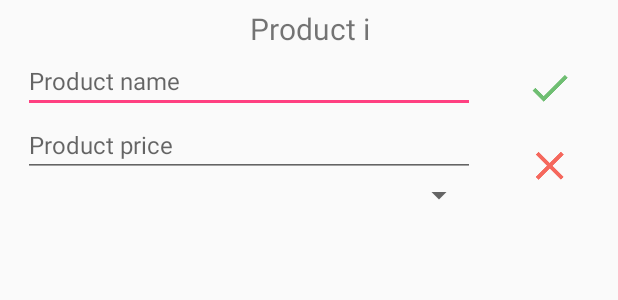
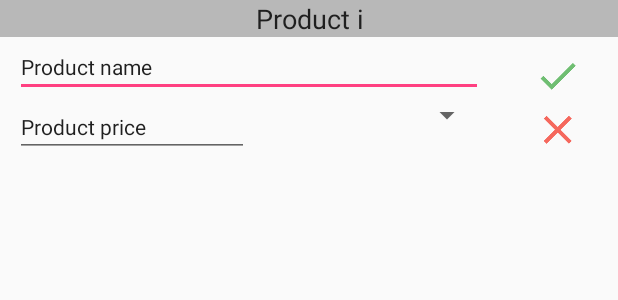
Before and after one commit to gubi95/BillsManagementApp, an Android app: the layout bill_product_row.xml on its own in the app's theme, with its tools: preview values and no code run, on a phone screen of 412 x 824 dp. Shown: the top 300 px of the screen. Run offline under Robolectric (Android 15) with nearby library versions, the phone set to English and light mode, and no system bars.

Commit message:
filling edit bill view

```diff
--- a/BillsManagement/app/build.gradle
+++ b/BillsManagement/app/build.gradle
@@ -39,5 +39,6 @@ dependencies {
     compile 'com.theartofdev.edmodo:android-image-cropper:2.4.+'
     compile 'com.rmtheis:tess-two:6.2.0'
     compile 'com.orhanobut:logger:1.15'
+    compile group: 'com.google.code.gson', name: 'gson', version: '2.8.0'
     testCompile 'junit:junit:4.12'
 }
--- a/BillsManagement/app/src/main/assets/properties/config.properties
+++ b/BillsManagement/app/src/main/assets/properties/config.properties
@@ -5,6 +5,7 @@
 data_path=/BillsManagement/
 img_path=/images/
 save_captured_img_as="captured.png"
+save_cropped_img_as="cropped.png"
 
 # ocr conf
 # ocr supported language
@@ -19,4 +20,5 @@ ocr_trained_data_location=tessdata
 # 2. how much numbers have to be in string to consider it as a price
 shortest_word=3
 numbers_percent=55
+longest_acceptable_price=5
 intersect_by_length_margin=3
--- a/BillsManagement/app/src/main/java/pwr/billsmanagement/ocr/parsers/ShopProduct.java
+++ b/BillsManagement/app/src/main/java/pwr/billsmanagement/ocr/parsers/ShopProduct.java
@@ -31,4 +31,5 @@ public class ShopProduct {
     public String getName() {
         return name;
     }
+    public String getPrice() { return price; }
 }
--- a/BillsManagement/app/src/main/res/layout/activity_ocr.xml
+++ b/BillsManagement/app/src/main/res/layout/activity_ocr.xml
@@ -5,7 +5,8 @@
     android:layout_height="match_parent"
     xmlns:app="http://schemas.android.com/apk/res-auto"
     android:orientation="vertical"
-    tools:context="pwr.billsmanagement.ocr.OCRActivity">
+    tools:context="pwr.billsmanagement.ocr.OCRActivity"
+    android:background="@drawable/bg_bills">
 
     <android.support.v7.widget.Toolbar xmlns:android="http://schemas.android.com/apk/res/android"
         xmlns:app="http://schemas.android.com/apk/res-auto"
--- a/BillsManagement/app/src/main/res/layout/bill_product_row.xml
+++ b/BillsManagement/app/src/main/res/layout/bill_product_row.xml
@@ -3,16 +3,17 @@
     xmlns:app="http://schemas.android.com/apk/res-auto"
     android:orientation="vertical" android:layout_width="match_parent"
     android:layout_height="match_parent"
-    android:layout_weight="10"
-    android:padding="5dp">
+    android:layout_weight="10">
 
     <TextView
         android:id="@+id/productNumber"
         android:layout_width="match_parent"
         android:layout_height="wrap_content"
         android:text="Product i"
+        android:textColor="@color/fontColorDark"
         android:textAlignment="center"
-        android:textSize="20sp"/>
+        android:textSize="18sp"
+        android:background="@color/transparentGrey"/>
 
     <LinearLayout
         android:layout_width="match_parent"
@@ -20,7 +21,7 @@
         android:orientation="horizontal">
 
         <LinearLayout
-            android:layout_width="match_parent"
+            android:layout_width="0dp"
             android:layout_height="wrap_content"
             android:paddingStart="10dp"
             android:paddingEnd="10dp"
@@ -32,21 +33,35 @@
                 android:layout_width="match_parent"
                 android:layout_height="wrap_content"
                 android:inputType="text"
-                android:textSize="16sp"
+                android:textSize="14sp"
+                android:textColor="@color/fontColorDark"
+                android:textColorHint="@color/fontColorDark"
                 android:hint="@string/product_name"/>
 
-            <EditText
-                android:id="@+id/productPrice"
+            <LinearLayout
                 android:layout_width="match_parent"
-                android:layout_height="wrap_content"
-                android:inputType="numberDecimal"
-                android:textSize="16sp"
-                android:hint="@string/product_price"/>
+                android:layout_height="wrap_content">
 
-            <Spinner
-                android:id="@+id/productCategory"
-                android:layout_width="match_parent"
-                android:layout_height="wrap_content" />
+                <EditText
+                    android:id="@+id/productPrice"
+                    android:layout_width="100dp"
+                    android:layout_height="wrap_content"
+                    android:inputType="numberDecimal"
+                    android:textSize="14sp"
+                    android:textColor="@color/fontColorDark"
+                    android:textColorHint="@color/fontColorDark"
+                    android:hint="@string/product_price"
+                    android:layout_weight="1"
+                    android:paddingEnd="5dp"/>
+
+                <Spinner
+                    android:id="@+id/productCategory"
+                    android:layout_width="100dp"
+                    android:layout_height="wrap_content"
+                    android:textColor="@color/fontColorDark"
+                    android:layout_weight="1"/>
+
+            </LinearLayout>
 
         </LinearLayout>
 
@@ -58,21 +73,21 @@
 
             <ImageView
                 android:id="@+id/acceptProduct"
-                android:layout_width="80dp"
+                android:layout_width="60dp"
                 android:layout_height="wrap_content"
                 app:srcCompat="@drawable/ic_accept_green"
                 android:layout_weight="2"
                 android:layout_gravity="center_horizontal|center_vertical"
-                android:paddingBottom="10dp"/>
+                android:paddingBottom="2dp"/>
 
             <ImageView
                 android:id="@+id/deleteProduct"
-                android:layout_width="80dp"
+                android:layout_width="60dp"
                 android:layout_height="wrap_content"
                 app:srcCompat="@drawable/ic_delete_product"
                 android:layout_weight="2"
                 android:layout_gravity="center_horizontal|center_vertical"
-                android:paddingTop="10dp"/>
+                android:paddingTop="2dp"/>
 
         </LinearLayout>
 
--- a/BillsManagement/app/src/main/res/values/colors.xml
+++ b/BillsManagement/app/src/main/res/values/colors.xml
@@ -5,5 +5,6 @@
     <color name="colorAccent">#FF4081</color>
     <color name="backgroundWhite">#e8eaf6</color>
     <color name="activeButton">#90caf9</color>
-    <color name="inactiveButton">#9e9e9e</color>
+    <color name="transparentGrey">#55353535</color>
+    <color name="fontColorDark">#1f1f1f</color>
 </resources>
```
Also changed, not shown: BillsManagement/app/src/main/java/pwr/billsmanagement/bills/edition/EditBillActivity.java (+63 -2 lines), BillsManagement/app/src/main/java/pwr/billsmanagement/bills/edition/adapters/ShopProductAdapter.java (added, +79 -0 lines), BillsManagement/app/src/main/java/pwr/billsmanagement/ocr/BillsOCR.java (+14 -6 lines), BillsManagement/app/src/main/java/pwr/billsmanagement/ocr/OCRActivity.java (+63 -26 lines), BillsManagement/app/src/main/java/pwr/billsmanagement/ocr/parsers/TwoLineBillParser.java (+16 -29 lines), BillsManagement/app/src/main/res/drawable-hdpi/image_view_border.xml (added, +9 -0 lines), BillsManagement/app/src/main/res/layout/bill_main_products.xml (+14 -16 lines), BillsManagement/app/src/main/res/drawable-xxhdpi/bg_bills.jpg (added).
